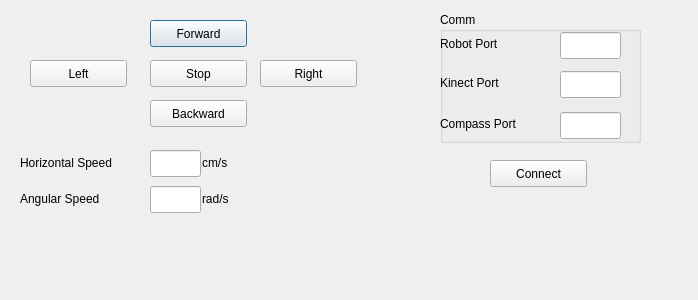
The window that src/dialog/irobotdialog.ui (hkaraoguz/ISLFramework) describes before a commit, drawn with Qt 5.
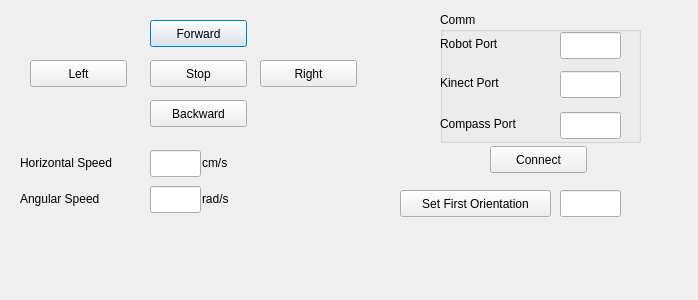
The same window after the commit.

Diff of the .ui file:
```diff
--- a/src/dialog/irobotdialog.ui
+++ b/src/dialog/irobotdialog.ui
@@ -236,7 +236,7 @@
    <property name="geometry">
     <rect>
      <x>490</x>
-     <y>160</y>
+     <y>146</y>
      <width>97</width>
      <height>27</height>
     </rect>
@@ -245,6 +245,29 @@
     <string>Connect</string>
    </property>
   </widget>
+  <widget class="QPushButton" name="butIRobotSetFirstOrientation">
+   <property name="geometry">
+    <rect>
+     <x>400</x>
+     <y>190</y>
+     <width>151</width>
+     <height>27</height>
+    </rect>
+   </property>
+   <property name="text">
+    <string>Set First Orientation</string>
+   </property>
+  </widget>
+  <widget class="QLineEdit" name="lEditFirstOrientation">
+   <property name="geometry">
+    <rect>
+     <x>560</x>
+     <y>190</y>
+     <width>61</width>
+     <height>27</height>
+    </rect>
+   </property>
+  </widget>
  </widget>
  <resources/>
  <connections/>
```
